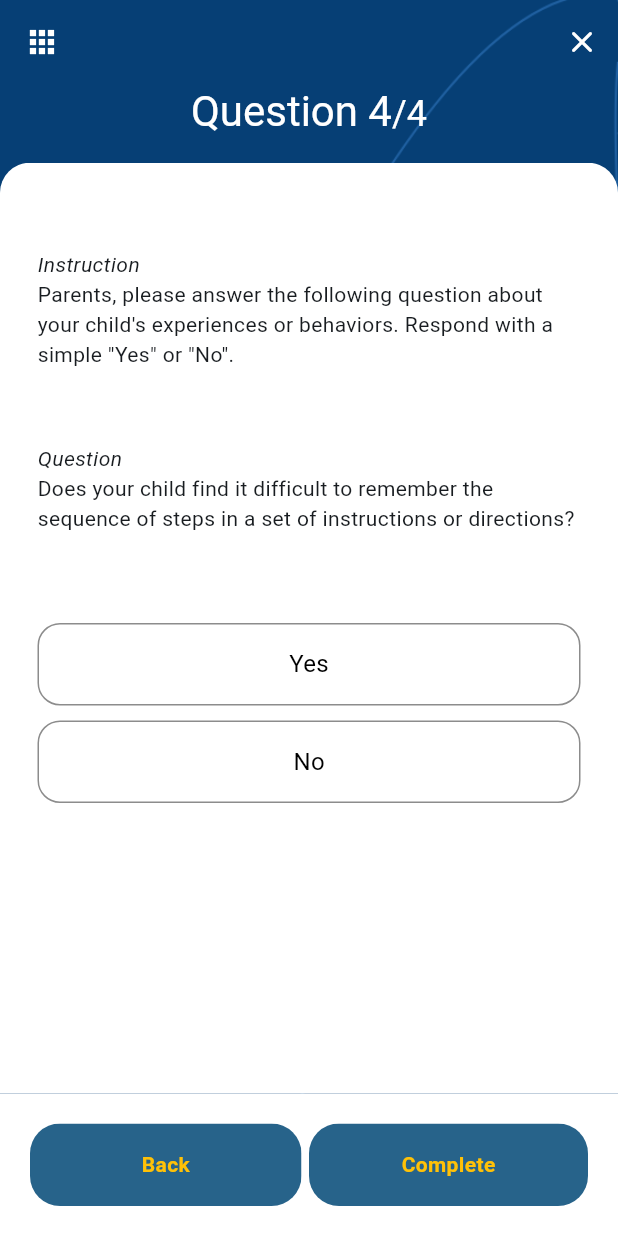
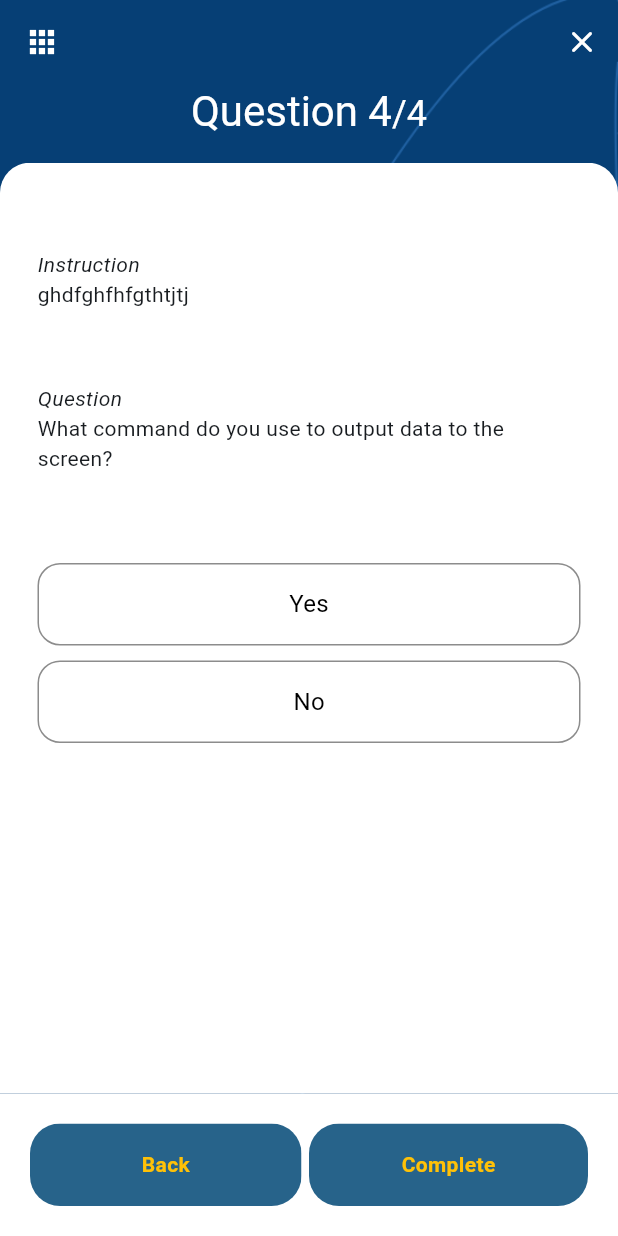
Before and after one commit to skyesuniverse/dysscreen_app_v1, a Flutter app: the TestQuestionScreen screen opened directly with empty values, swiped to page 4, on a phone screen of 412 x 824 dp. Run offline on Flutter 3.47's test engine with Material 2 defaults, Android fonts, the phone set to English and light mode, and no system bars; our stand-ins replace get, shared_preferences; accounts and stored records are empty; generated files the repository leaves out were written again; network calls fail.

Commit message:
update 2 question sets

```diff
--- a/lib/controllers/question_controller.dart
+++ b/lib/controllers/question_controller.dart
@@ -1,4 +1,5 @@
 import 'package:dysscreen_app_v1/models/Questions_46.dart';
+import 'package:dysscreen_app_v1/models/Questions_79.dart';
 import 'package:dysscreen_app_v1/screens/result.dart';
 import 'package:flutter/material.dart';
 import 'package:flutter/widgets.dart';
@@ -8,18 +9,62 @@ class QuestionController extends GetxController {
   late PageController _pageController;
   PageController get pageController => this._pageController;
 
-  List<Question_46> _questions = question_46_data
-      .map(
-        (question) => Question_46(
-            id: question['id'],
-            category: question['category'],
-            instruction: question['instruction'],
-            question: question['question'],
-            options: question['options'],
-            answer: question['answer_index']),
-      )
-      .toList();
-  List<Question_46> get questions => this._questions;
+  late List<dynamic> _questions;
+
+  // List<Question_46> _questions = question_46_data
+  //     .map(
+  //       (question) => Question_46(
+  //           id: question['id'],
+  //           category: question['category'],
+  //           instruction: question['instruction'],
+  //           question: question['question'],
+  //           options: question['options'],
+  //           answer: question['answer_index']),
+  //     )
+  //     .toList();
+  // List<Question_46> get questions => this._questions;
+
+// Initialize the controller with the selected age
+  QuestionController(String selectedAge) {
+    _questions = _loadQuestions(selectedAge);
+  }
+
+  // Method to load questions based on the selected age
+  List<dynamic> _loadQuestions(String selectedAge) {
+    if (selectedAge == "4 - 6") {
+      return _loadQuestionsForAge46();
+    } else {
+      return _loadQuestionsForAge79();
+    }
+  }
+
+  List<Question_46> _loadQuestionsForAge46() {
+    // Parse the question data for age 46 into Question_46 objects
+    return question_46_data.map((data) {
+      return Question_46(
+        id: data['id'],
+        category: data['category'],
+        instruction: data['instruction'],
+        question: data['question'],
+        options: List<String>.from(data['options']),
+        answer: data['answer_index'],
+      );
+    }).toList();
+  }
+
+  List<Question_79> _loadQuestionsForAge79() {
+    // Parse the question data for age 79 into Question_79 objects
+    return question_79_data.map((data) {
+      return Question_79(
+        id: data['id'],
+        question: data['question'],
+        instruction: data['instruction'],
+        options: List<String>.from(data['options']),
+        answer: data['answer_index'],
+      );
+    }).toList();
+  }
+
 
   bool _isAnswered = false;
   bool get isAnswered => this._isAnswered;
--- a/lib/models/Questions_46.dart
+++ b/lib/models/Questions_46.dart
@@ -1,3 +1,4 @@
+
 class Question_46 {
   int id, answer;
   String question, instruction, category;
@@ -11,6 +12,8 @@ class Question_46 {
       required this.options,
       required this.answer});
 }
+
+
 
 const List question_46_data = [
   {
--- a/lib/models/Questions_79.dart
+++ b/lib/models/Questions_79.dart
@@ -1,3 +1,5 @@
+
+
 class Question_79 {
   int id, answer;
   String question, instruction;
--- a/lib/screens/Test_Section/Components/question_card.dart
+++ b/lib/screens/Test_Section/Components/question_card.dart
@@ -15,12 +15,12 @@ class Question_Card extends StatelessWidget {
   }) : super(key: key);
 
   final double screenHeight;
-  final Question_46 question;
+  final dynamic question; // Accepting dynamic type for the question
   final int questionNumber;
 
   @override
   Widget build(BuildContext context) {
-    QuestionController _controller = Get.put(QuestionController());
+    // QuestionController _controller = Get.put(QuestionController());
 
     return Container(
       width: double.infinity,
--- a/lib/screens/Test_Section/testquestionscreen.dart
+++ b/lib/screens/Test_Section/testquestionscreen.dart
@@ -1,5 +1,6 @@
 import 'package:dysscreen_app_v1/controllers/question_controller.dart';
 import 'package:dysscreen_app_v1/models/Questions_46.dart';
+import 'package:dysscreen_app_v1/models/Questions_79.dart';
 import 'package:dysscreen_app_v1/screens/Test_Section/Components/question_card.dart';
 import 'package:dysscreen_app_v1/screens/homescreen.dart';
 import 'package:dysscreen_app_v1/widgets/mainButton.dart';
@@ -7,7 +8,16 @@ import 'package:flutter/material.dart';
 import 'package:get/get.dart';
 
 class TestQuestionScreen extends StatefulWidget {
-  const TestQuestionScreen({super.key, required String childName});
+  const TestQuestionScreen(
+      {Key? key,
+      required this.childName,
+      required this.selectedAge,
+      required this.selectedGender})
+      : super(key: key);
+
+  final String childName;
+  final String selectedAge;
+  final String selectedGender;
 
   @override
   State<TestQuestionScreen> createState() => _TestQuestionScreenState();
@@ -17,6 +27,14 @@ class _TestQuestionScreenState extends State<TestQuestionScreen> {
   late double screenHeight, screenWidth;
   late PageController _pageController;
   int _currentPageIndex = 0;
+  late List<dynamic> questionsList; // List to hold the fetched questions
+
+  @override
+  void initState() {
+    super.initState();
+    // Fetch the questions based on selectedAge
+    questionsList = getQuestionsForAge(widget.selectedAge);
+  }
 
   @override
   Widget build(BuildContext context) {
@@ -24,7 +42,8 @@ class _TestQuestionScreenState extends State<TestQuestionScreen> {
     screenWidth = MediaQuery.of(context).size.width;
 
     // So that we have acccess our controller
-    QuestionController _questionController = Get.put(QuestionController());
+    QuestionController _questionController =
+        Get.put(QuestionController(widget.selectedAge));
 
     return Scaffold(
       extendBodyBehindAppBar: true,
@@ -70,7 +89,7 @@ class _TestQuestionScreenState extends State<TestQuestionScreen> {
                                 color: Color.fromARGB(255, 255, 255, 255)),
                         children: [
                           TextSpan(
-                            text: "/${_questionController.questions.length}",
+                            text: "/${questionsList.length}",
                             style: Theme.of(context)
                                 .textTheme
                                 .headlineSmall!
@@ -91,9 +110,9 @@ class _TestQuestionScreenState extends State<TestQuestionScreen> {
                     physics: NeverScrollableScrollPhysics(),
                     controller: _questionController.pageController,
                     onPageChanged: _questionController.updateTheQnNum,
-                    itemCount: _questionController.questions.length,
+                    itemCount: questionsList.length,
                     itemBuilder: (context, index) => Question_Card(
-                      question: _questionController.questions[index],
+                      question: questionsList[index],
                       screenHeight: screenHeight,
                       questionNumber: index + 1,
                     ),
@@ -176,4 +195,30 @@ class _TestQuestionScreenState extends State<TestQuestionScreen> {
   }
 
   void submitTest() {}
+
+  List<dynamic> getQuestionsForAge(String selectedAge) {
+    // Determine which set of questions to return based on the selectedAge
+    if (selectedAge == "4 - 6") {
+      return question_46_data
+          .map((data) => Question_46(
+                id: data['id'],
+                category: data['category'],
+                instruction: data['instruction'],
+                question: data['question'],
+                options: List<String>.from(data['options']),
+                answer: data['answer_index'],
+              ))
+          .toList();
+    } else {
+      return question_79_data
+          .map((data) => Question_79(
+                id: data['id'],
+                question: data['question'],
+                instruction: data['instruction'],
+                options: List<String>.from(data['options']),
+                answer: data['answer_index'],
+              ))
+          .toList();
+    }
+  }
 }
--- a/lib/screens/taketestscreen.dart
+++ b/lib/screens/taketestscreen.dart
@@ -287,27 +287,33 @@ class _TakeTestScreenState extends State<TakeTestScreen> {
   }
 
   void insertDialog() {
-    // if (!_formKey.currentState!.validate()) {
-    //   ScaffoldMessenger.of(context).showSnackBar(const SnackBar(
-    //     content: Text(
-    //       "Please complete the form",
-    //       style: TextStyle(color: Colors.black),
-    //     ),
-    //     backgroundColor: Colors.white70,
-    //   ));
-    //   return;
-    // }
-    // setState(() {
-    //   childName = _childnameEditingController.text; // Store child's name
-    // });
-    // print(childName);
+    if (!_formKey.currentState!.validate()) {
+      ScaffoldMessenger.of(context).showSnackBar(const SnackBar(
+        content: Text(
+          "Please complete the form",
+          style: TextStyle(color: Colors.black),
+        ),
+        backgroundColor: Colors.white70,
+      ));
+      return;
+    }
+    setState(() {
+      childName = _childnameEditingController.text; // Store child's name
+      selectedAge = selectedAge; // Store child's name
+      selectedGender = selectedGender; // Store child's name
       Navigator.push(
         context,
         MaterialPageRoute(
           builder: (content) => TestQuestionScreen(
-            childName: childName), // Pass child's name to the test screen
+            childName: childName, // Pass child's name to the test screen
+            selectedAge: selectedAge, // Pass selected age to the test screen
+            selectedGender:
+                selectedGender, // Pass selected age to the test screen
+          ),
         ),
       );
+    });
+    print(childName);
   }
 
   // showDialog(
```
Lines whose indentation alone changed are shown as unchanged.
